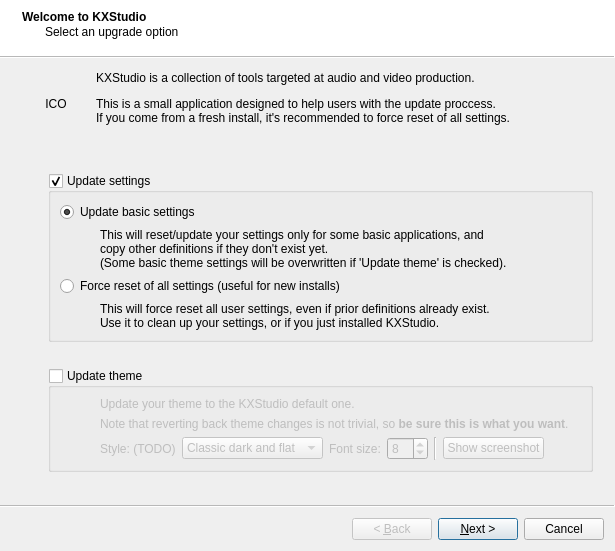
First picture: the form in welcome/welcome.ui, repository KXStudio/KXStudio, before the edit.
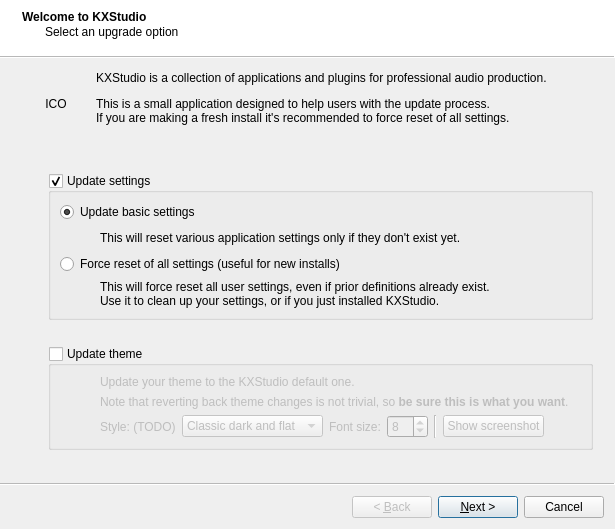
Second picture: the form after the edit.

Commit message: Welcome: Correct typos, misc fixes

Diff of the .ui file:
```diff
--- a/welcome/welcome.ui
+++ b/welcome/welcome.ui
@@ -57,8 +57,8 @@
       <item>
        <widget class="QLabel" name="label_2">
         <property name="text">
-         <string>&lt;p&gt;KXStudio is a collection of tools targeted at audio and video production.
-&lt;/p&gt;&lt;p&gt;This is a small application designed to help users with the update proccess.&lt;br&gt;If you come from a fresh install, it's recommended to force reset of all settings.
+         <string>&lt;p&gt;KXStudio is a collection of applications and plugins for professional audio production.
+&lt;/p&gt;&lt;p&gt;This is a small application designed to help users with the update process.&lt;br&gt;If you are making a fresh install it's recommended to force reset of all settings.
 &lt;/p&gt;</string>
         </property>
         <property name="alignment">
@@ -152,9 +152,7 @@
          <item>
           <widget class="QLabel" name="label_3">
            <property name="text">
-            <string>This will reset/update your settings only for some basic applications, and 
-copy other definitions if they don't exist yet.
-(Some basic theme settings will be overwritten if 'Update theme' is checked).</string>
+            <string>This will reset various application settings only if they don't exist yet.</string>
            </property>
           </widget>
          </item>
```
The commit also changes 1 other file.
